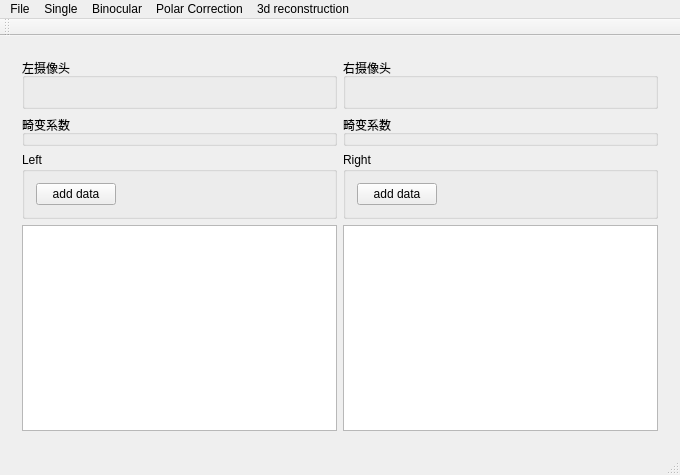
Old version of the form mainwindow.ui in the repository cooljiansir/3dreconstruction.
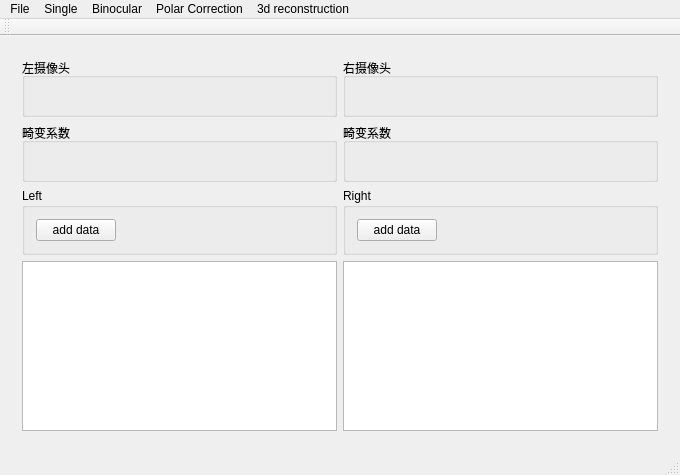
New version of the form. Icons and pictures are not drawn.

```diff
--- a/mainwindow.ui
+++ b/mainwindow.ui
@@ -29,6 +29,15 @@
             <property name="title">
              <string>左摄像头</string>
             </property>
+            <layout class="QHBoxLayout" name="horizontalLayout_9">
+             <item>
+              <widget class="QLabel" name="l_IntrinLabel">
+               <property name="text">
+                <string/>
+               </property>
+              </widget>
+             </item>
+            </layout>
            </widget>
           </item>
           <item>
@@ -36,6 +45,15 @@
             <property name="title">
              <string>右摄像头</string>
             </property>
+            <layout class="QHBoxLayout" name="horizontalLayout_10">
+             <item>
+              <widget class="QLabel" name="r_IntrinLabel">
+               <property name="text">
+                <string/>
+               </property>
+              </widget>
+             </item>
+            </layout>
            </widget>
           </item>
          </layout>
@@ -47,6 +65,15 @@
             <property name="title">
              <string>畸变系数</string>
             </property>
+            <layout class="QHBoxLayout" name="horizontalLayout_11">
+             <item>
+              <widget class="QLabel" name="l_DistorLabel">
+               <property name="text">
+                <string/>
+               </property>
+              </widget>
+             </item>
+            </layout>
            </widget>
           </item>
           <item>
@@ -54,6 +81,15 @@
             <property name="title">
              <string>畸变系数</string>
             </property>
+            <layout class="QHBoxLayout" name="horizontalLayout_12">
+             <item>
+              <widget class="QLabel" name="r_DistorLabel">
+               <property name="text">
+                <string/>
+               </property>
+              </widget>
+             </item>
+            </layout>
            </widget>
           </item>
          </layout>
```
